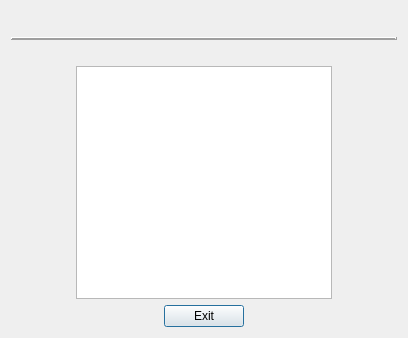
Before: the Qt Designer form CashFlowManager/automaticmonthlypaymentsummarydialog.ui in epw7856/CashFlowManager, drawn with Qt 5.
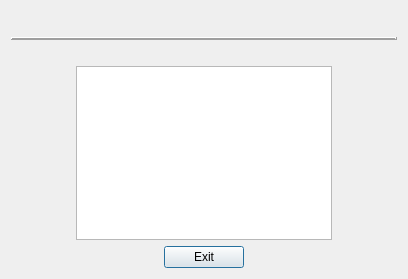
After: the same form once the commit is applied.

Commit message: Updated system configuration .json file.

Diff of the .ui file:
```diff
--- a/CashFlowManager/automaticmonthlypaymentsummarydialog.ui
+++ b/CashFlowManager/automaticmonthlypaymentsummarydialog.ui
@@ -10,7 +10,7 @@
     <x>0</x>
     <y>0</y>
     <width>408</width>
-    <height>338</height>
+    <height>279</height>
    </rect>
   </property>
   <property name="windowTitle">
```
The commit also changes 1 other file.
